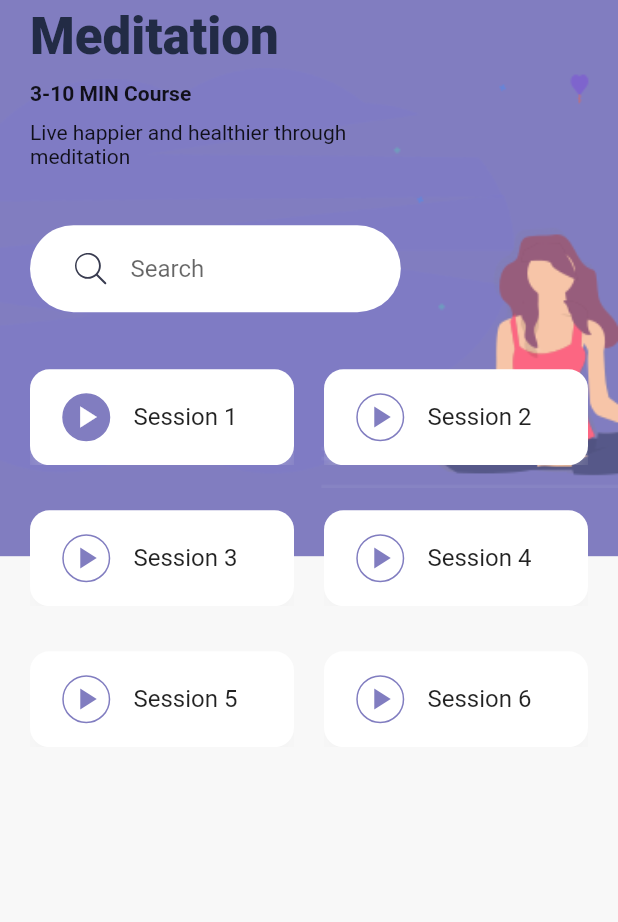
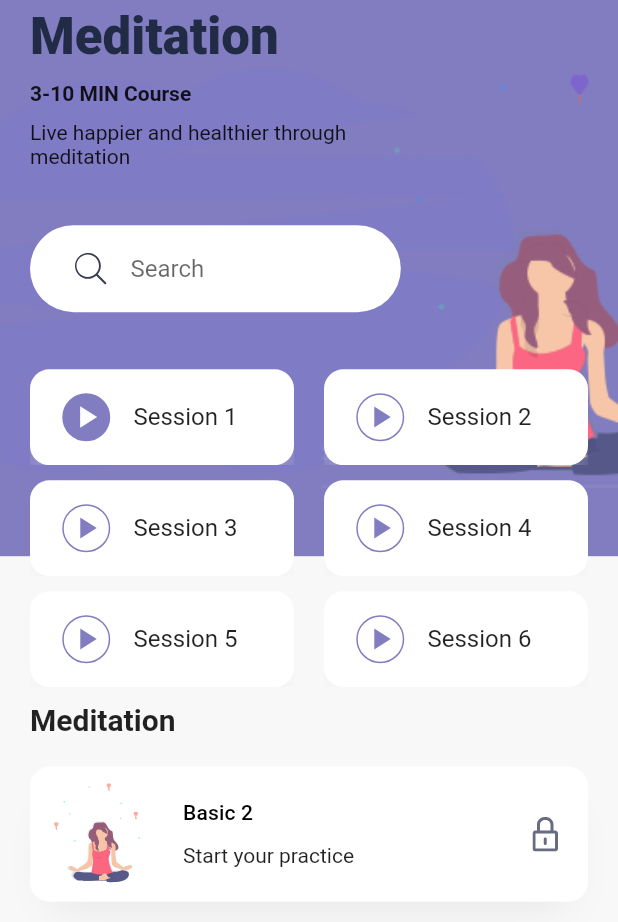
Before and after one commit to johnwanjema/Gym-It, a Flutter app: the DetailsScreen screen opened directly, on a phone screen of 412 x 824 dp. Shown: the top 922 px of the screen. Run offline on Flutter 3.47's test engine with Material 2 defaults, Android fonts, the phone set to English and light mode, and no system bars; our stand-ins replace flutter_svg.

Commit message:
add meditation details

```diff
--- a/lib/screens/details_screen.dart
+++ b/lib/screens/details_screen.dart
@@ -1,4 +1,5 @@
 import 'package:flutter/material.dart';
+import 'package:flutter_svg/flutter_svg.dart';
 import 'package:the_flutter_way/constants.dart';
 import 'package:the_flutter_way/widgets/search_bar.dart';
 import 'package:the_flutter_way/widgets/session_card.dart';
@@ -50,7 +51,7 @@ class DetailsScreen extends StatelessWidget {
                   SizedBox(width: size.width * .6, child: SearchBar()),
                   Wrap(
                     spacing: 20,
-                    runSpacing: 30,
+                    runSpacing: 10,
                     children: <Widget>[
                       SessionCard(
                         sessionNum: 01,
@@ -65,7 +66,57 @@ class DetailsScreen extends StatelessWidget {
                       // SessionCard(),
                     ],
                   ),
-
+                  SizedBox(
+                    height: 10,
+                  ),
+                  Text(
+                    'Meditation',
+                    style: Theme.of(context)
+                        .textTheme
+                        .headline6
+                        .copyWith(fontWeight: FontWeight.bold),
+                  ),
+                  Container(
+                    margin: EdgeInsets.symmetric(vertical: 20),
+                    padding: EdgeInsets.all(10),
+                    height: 90,
+                    decoration: BoxDecoration(
+                      color: Colors.white,
+                      borderRadius: BorderRadius.circular(13),
+                      boxShadow: [
+                        BoxShadow(
+                            offset: Offset(0, 17),
+                            blurRadius: 23,
+                            spreadRadius: -13,
+                            color: kShadowColor)
+                      ],
+                      // image:
+                    ),
+                    child: Row(
+                      children: <Widget>[
+                        SvgPicture.asset(
+                            'assets/icons/Meditation_women_small.svg'),
+                        SizedBox(width: 20,),
+                        Expanded(
+                          child: Column(
+                            mainAxisAlignment: MainAxisAlignment.spaceEvenly,
+                            crossAxisAlignment : CrossAxisAlignment.start,
+                            children: <Widget>[
+                              Text(
+                                'Basic 2',
+                                style: Theme.of(context).textTheme.subtitle2,
+                              ),
+                              Text('Start your practice'),
+                            ],
+                          ),
+                        ),
+                        Padding(
+                          padding: EdgeInsets.all(10),
+                          child: SvgPicture.asset('assets/icons/Lock.svg'),
+                        )
+                      ],
+                    ),
+                  ),
                 ],
               ),
             ),
```
